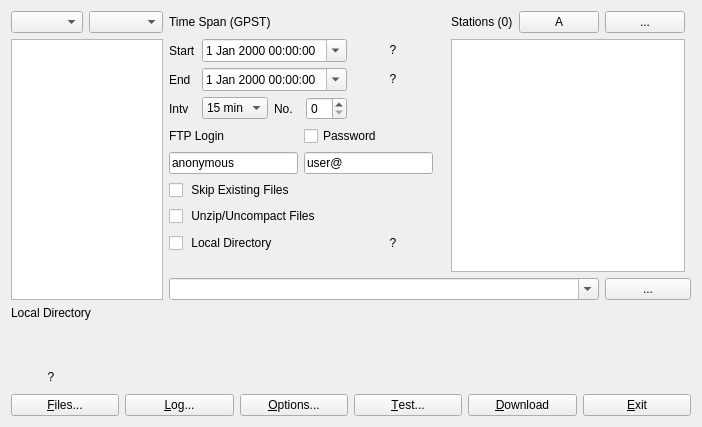
Old version of the form app/rtkget_qt/getmain.ui in the repository tomojitakasu/RTKLIB.
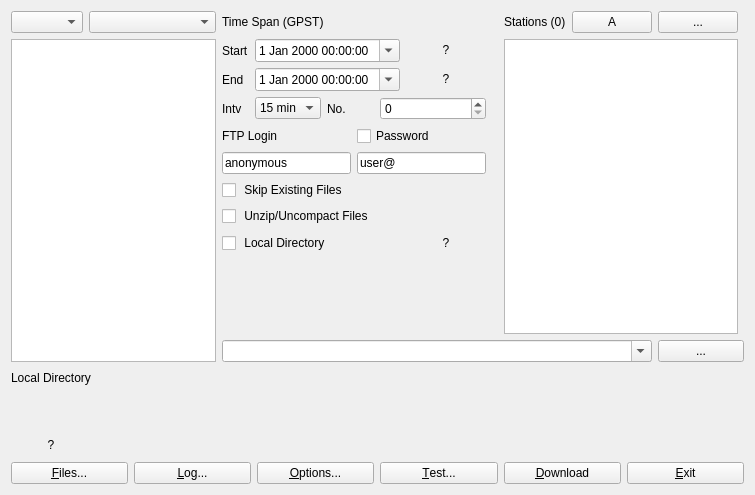
New version of the form. Icons and pictures are not drawn.

```diff
--- a/app/rtkget_qt/getmain.ui
+++ b/app/rtkget_qt/getmain.ui
@@ -6,8 +6,8 @@
    <rect>
     <x>0</x>
     <y>0</y>
-    <width>702</width>
-    <height>412</height>
+    <width>755</width>
+    <height>495</height>
    </rect>
   </property>
   <property name="windowTitle">
@@ -275,9 +275,6 @@
            </property>
           </widget>
          </item>
-         <item row="3" column="4">
-          <widget class="QSpinBox" name="Number"/>
-         </item>
          <item row="1" column="1" colspan="4">
           <widget class="QDateTimeEdit" name="dateTime1">
            <property name="calendarPopup">
@@ -298,6 +295,9 @@
            </property>
           </widget>
          </item>
+         <item row="3" column="4" colspan="2">
+          <widget class="QSpinBox" name="Number"/>
+         </item>
         </layout>
        </widget>
       </item>
```
Left out of the diff: 4 changed lines with no effect on the pictures.
